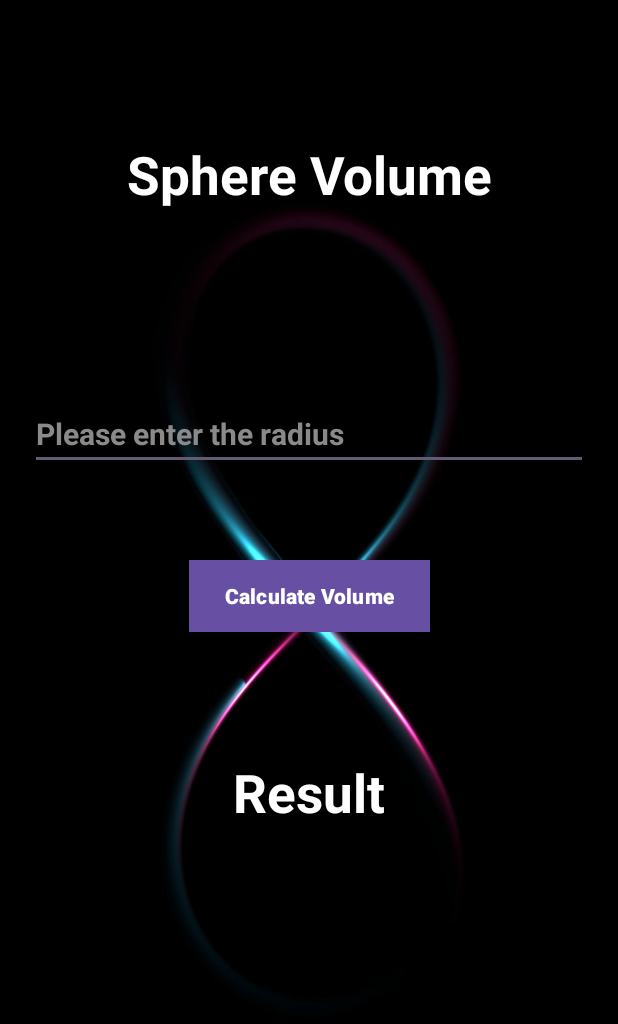
After one commit to surajpsk12/VolumeAreaApp, an Android app: the sphere screen opened directly, with no data from a screen before it, on a phone screen of 412 x 824 dp. The commit adds this screen. Shown: the top 1024 px of the screen. Run offline under Robolectric (Android 15) with nearby library versions, the phone set to English and light mode, and no system bars.

Commit message:
added functionalities to shapes on click events

```diff
--- a/app/src/main/AndroidManifest.xml
+++ b/app/src/main/AndroidManifest.xml
@@ -13,6 +13,9 @@
         android:theme="@style/Theme.VolumeAreaApp"
         tools:targetApi="31">
         <activity
+            android:name=".sphere"
+            android:exported="false" />
+        <activity
             android:name=".MainActivity"
             android:exported="true">
             <intent-filter>
--- a/app/src/main/java/com/surajvanshsv/volumeareaapp/MainActivity.java
+++ b/app/src/main/java/com/surajvanshsv/volumeareaapp/MainActivity.java
@@ -1,6 +1,9 @@
 package com.surajvanshsv.volumeareaapp;
 
+import android.content.Intent;
 import android.os.Bundle;
+import android.view.View;
+import android.widget.AdapterView;
 import android.widget.GridView;
 
 import androidx.activity.EdgeToEdge;
@@ -43,6 +46,15 @@ public class MainActivity extends AppCompatActivity {
         gridView.setAdapter(adapter);
         gridView.setNumColumns(2);
 
+        gridView.setOnItemClickListener(new AdapterView.OnItemClickListener() {
+            @Override
+            public void onItemClick(AdapterView<?> adapterView, View view, int i, long l) {
+                Intent in = new Intent(getApplicationContext(), sphere.class);
+                startActivity(in);
+            }
+        });
+
+
 
         ViewCompat.setOnApplyWindowInsetsListener(findViewById(R.id.main), (v, insets) -> {
             Insets systemBars = insets.getInsets(WindowInsetsCompat.Type.systemBars());
--- /dev/null
+++ b/app/src/main/java/com/surajvanshsv/volumeareaapp/sphere.java
@@ -0,0 +1,48 @@
+package com.surajvanshsv.volumeareaapp;
+
+import android.os.Bundle;
+import android.view.View;
+import android.widget.Button;
+import android.widget.EditText;
+import android.widget.TextView;
+
+import androidx.activity.EdgeToEdge;
+import androidx.appcompat.app.AppCompatActivity;
+import androidx.core.graphics.Insets;
+import androidx.core.view.ViewCompat;
+import androidx.core.view.WindowInsetsCompat;
+
+public class sphere extends AppCompatActivity {
+        TextView  title, result;
+        EditText sphere_radius;
+        Button btn;
+
+    @Override
+    protected void onCreate(Bundle savedInstanceState) {
+        super.onCreate(savedInstanceState);
+        EdgeToEdge.enable(this);
+        setContentView(R.layout.activity_sphere);
+        sphere_radius = findViewById(R.id.editText_sphere);
+        title = findViewById(R.id.textView2);
+        result = findViewById(R.id.textView3);
+        btn = findViewById(R.id.btn1);
+
+        btn.setOnClickListener(new View.OnClickListener() {
+            @Override
+            public void onClick(View view) {
+                String radius = sphere_radius.getText().toString();
+                int r = Integer.parseInt(radius);
+
+                double volume = (4/3) * 3.141519 * r*r*r ;
+                result.setText("V = "+volume + " m^3");
+            }
+        });
+
+
+        ViewCompat.setOnApplyWindowInsetsListener(findViewById(R.id.main), (v, insets) -> {
+            Insets systemBars = insets.getInsets(WindowInsetsCompat.Type.systemBars());
+            v.setPadding(systemBars.left, systemBars.top, systemBars.right, systemBars.bottom);
+            return insets;
+        });
+    }
+}
--- a/app/src/main/res/layout/activity_main.xml
+++ b/app/src/main/res/layout/activity_main.xml
@@ -3,7 +3,7 @@
     xmlns:app="http://schemas.android.com/apk/res-auto"
     xmlns:tools="http://schemas.android.com/tools"
     android:id="@+id/main"
-    android:background="@drawable/background"
+    android:background="@drawable/back4"
     android:layout_width="match_parent"
     android:layout_height="match_parent"
     tools:context=".MainActivity">
@@ -28,6 +28,7 @@
         android:layout_width="0dp"
         android:layout_height="0dp"
         android:layout_marginTop="240dp"
+        android:gravity="center"
         app:layout_constraintBottom_toBottomOf="parent"
         app:layout_constraintEnd_toEndOf="parent"
         app:layout_constraintHorizontal_bias="1.0"
--- /dev/null
+++ b/app/src/main/res/layout/activity_sphere.xml
@@ -0,0 +1,78 @@
+<?xml version="1.0" encoding="utf-8"?>
+<androidx.constraintlayout.widget.ConstraintLayout xmlns:android="http://schemas.android.com/apk/res/android"
+    xmlns:app="http://schemas.android.com/apk/res-auto"
+    xmlns:tools="http://schemas.android.com/tools"
+    android:id="@+id/main"
+    android:layout_width="match_parent"
+    android:layout_height="match_parent"
+    android:background="@drawable/back2"
+    tools:context=".sphere">
+
+    <TextView
+        android:id="@+id/textView2"
+        android:layout_width="0dp"
+        android:layout_height="wrap_content"
+        android:gravity="center"
+        android:text="Sphere Volume"
+        android:textColor="@color/white"
+        android:textSize="35dp"
+        android:textStyle="bold"
+        app:layout_constraintBottom_toBottomOf="parent"
+        app:layout_constraintEnd_toEndOf="parent"
+        app:layout_constraintStart_toStartOf="parent"
+        app:layout_constraintTop_toTopOf="parent"
+        app:layout_constraintVertical_bias="0.119" />
+
+
+    <EditText
+        android:id="@+id/editText_sphere"
+        android:layout_width="0dp"
+        android:layout_height="wrap_content"
+        android:layout_margin="20dp"
+        android:layout_marginStart="20dp"
+        android:layout_marginEnd="20dp"
+
+        android:hint="Please enter the radius"
+        android:textColorHint="#8A8A8A"
+        android:textSize="20dp"
+        android:textStyle="bold"
+        app:layout_constraintBottom_toBottomOf="parent"
+        app:layout_constraintEnd_toEndOf="parent"
+        app:layout_constraintHorizontal_bias="0.0"
+        app:layout_constraintStart_toStartOf="parent"
+        app:layout_constraintTop_toBottomOf="@+id/textView2"
+        app:layout_constraintVertical_bias="0.177" />
+
+    <TextView
+        android:id="@+id/textView3"
+        android:layout_width="0dp"
+        android:layout_height="wrap_content"
+        android:layout_margin="20dp"
+        android:layout_marginStart="20dp"
+        android:layout_marginEnd="20dp"
+        android:gravity="center"
+        android:text="Result"
+        android:textColor="@color/white"
+        android:textSize="35dp"
+        android:textStyle="bold"
+        app:layout_constraintBottom_toBottomOf="parent"
+        app:layout_constraintEnd_toEndOf="parent"
+        app:layout_constraintStart_toStartOf="parent"
+        app:layout_constraintTop_toBottomOf="@+id/editText_sphere"
+        app:layout_constraintVertical_bias="0.405" />
+
+    <Button
+        android:id="@+id/btn1"
+        android:layout_width="wrap_content"
+        android:layout_height="wrap_content"
+        android:layout_marginTop="60dp"
+        android:text="Calculate Volume"
+        android:textColor="@color/white"
+        android:textStyle="bold"
+        android:background="#FF5722"
+        app:layout_constraintEnd_toEndOf="parent"
+        app:layout_constraintStart_toStartOf="parent"
+        app:layout_constraintTop_toBottomOf="@+id/editText_sphere" />
+
+
+</androidx.constraintlayout.widget.ConstraintLayout>
--- a/app/src/main/res/layout/grid_items_layout.xml
+++ b/app/src/main/res/layout/grid_items_layout.xml
@@ -20,7 +20,8 @@
         android:layout_height="wrap_content"
         android:layout_marginTop="24dp"
         android:text="text1"
-        android:textColor="@color/black"
+        android:textColor="@color/white"
+        android:textStyle="bold"
         android:textSize="26dp"
         app:layout_constraintEnd_toEndOf="@+id/imageView"
         app:layout_constraintHorizontal_bias="0.58"
```
Also changed, not shown: app/src/main/res/drawable/back3.jpeg (added), app/src/main/res/drawable/back4.jpeg (added).
